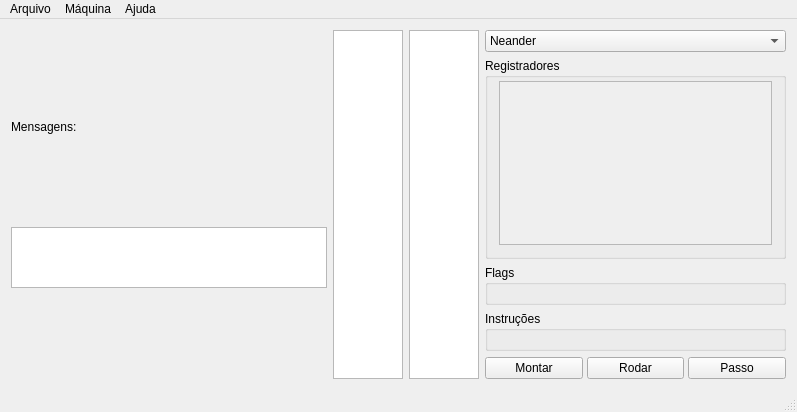
Above: hidra/gui/hidragui.ui from petcomputacaoufrgs/hidracpp before the change. Below: the same form after it.
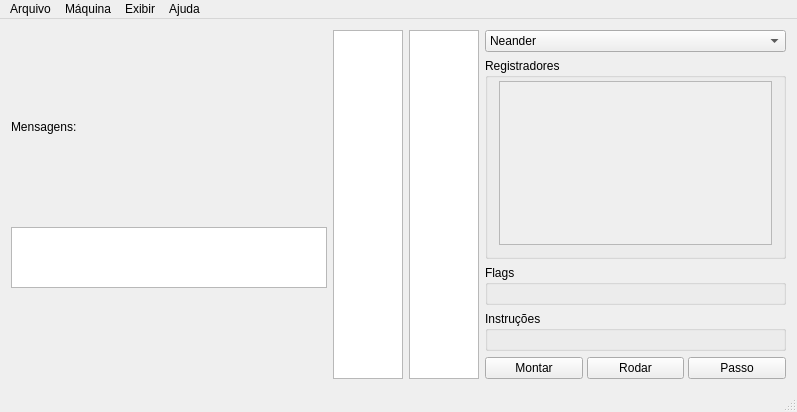
That is the form after the change.

What changed in the file:
```diff
--- a/hidra/gui/hidragui.ui
+++ b/hidra/gui/hidragui.ui
@@ -473,12 +473,17 @@
     <addaction name="separator"/>
     <addaction name="actionImportMemory"/>
     <addaction name="actionExportMemory"/>
-    <addaction name="separator"/>
+   </widget>
+   <widget class="QMenu" name="menuView">
+    <property name="title">
+     <string>Exibir</string>
+    </property>
     <addaction name="actionDisplayDataTable"/>
     <addaction name="actionHexadecimalMode"/>
    </widget>
    <addaction name="menuProgram"/>
    <addaction name="menuMemory"/>
+   <addaction name="menuView"/>
    <addaction name="menuHelp"/>
   </widget>
   <widget class="QStatusBar" name="statusBar"/>
```
Left out of the diff: 11 changed lines with no effect on the pictures.
